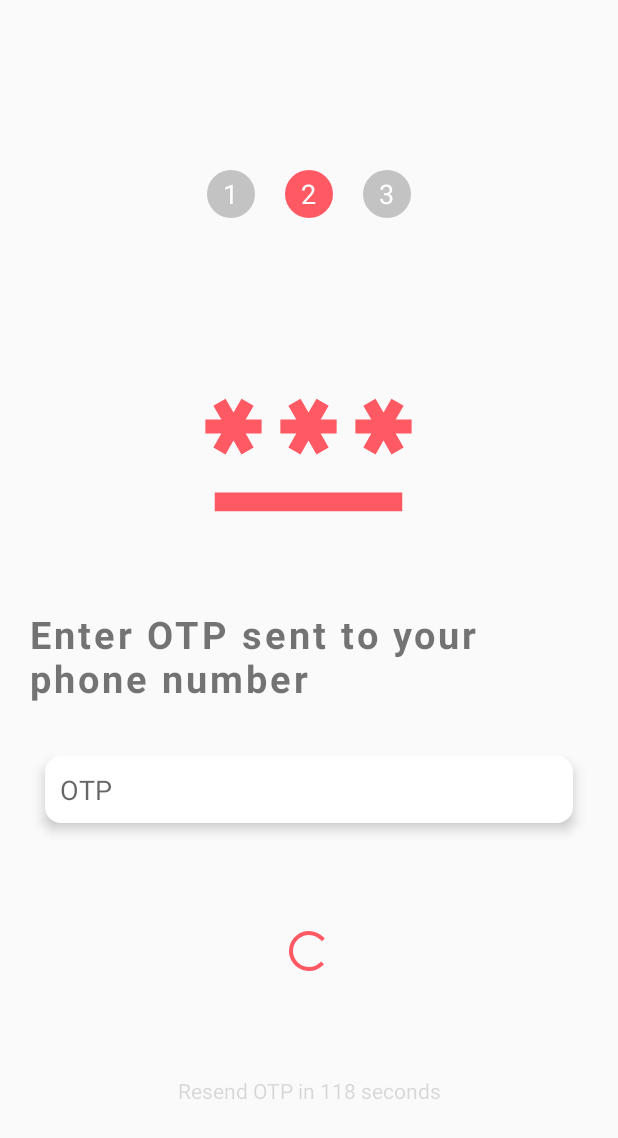
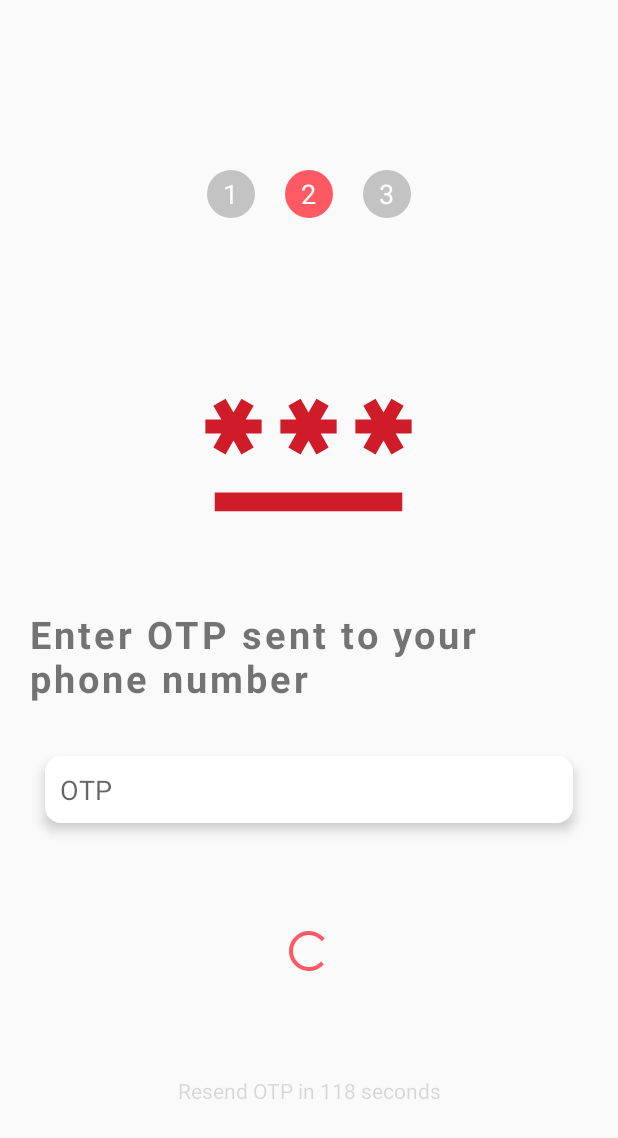
Before and after one commit to prosenjit07/IncognitoChat, an Android app: the LoginOtpActivity screen opened directly, with no data from a screen before it, on a phone screen of 412 x 824 dp. Shown: the top 1138 px of the screen. Run offline under Robolectric (Android 15) with nearby library versions, the phone set to English and light mode, and no system bars; our stand-ins replace Firebase (no records; nobody signed in at launch, a user with empty details on screens opened directly); 1 statement that could not run was skipped.

Commit message:
Color change

```diff
--- a/app/src/main/java/com/example/easychat/ChatActivity.java
+++ b/app/src/main/java/com/example/easychat/ChatActivity.java
@@ -178,15 +178,10 @@ public class ChatActivity extends AppCompatActivity {
                    jsonObject.put("to",otherUser.getFcmToken());
 
                    callApi(jsonObject);
-
-
                }catch (Exception e){
-
                }
-
            }
        });
-
     }
 
     void callApi(JSONObject jsonObject){
--- a/app/src/main/res/layout/activity_login_otp.xml
+++ b/app/src/main/res/layout/activity_login_otp.xml
@@ -66,7 +66,7 @@
         android:layout_width="150dp"
         android:layout_height="150dp"
         android:src="@drawable/otp_icon"
-        app:tint="@color/my_primary"
+        app:tint="#CF1C28"
         android:layout_weight="20"
         />
 
```
